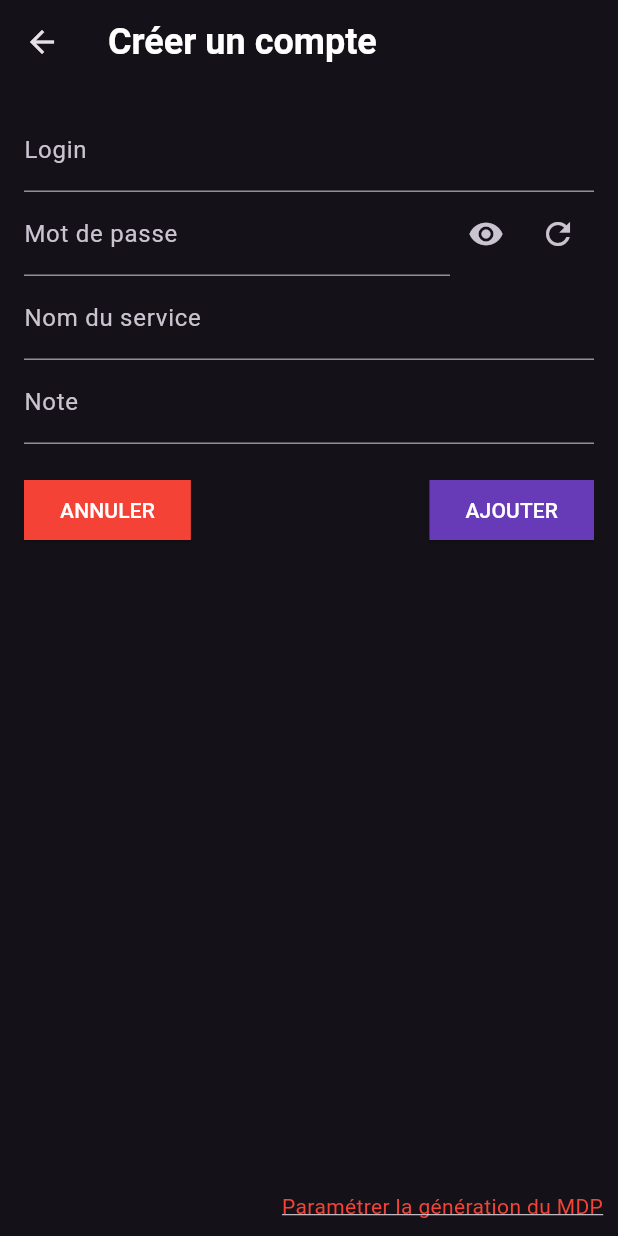
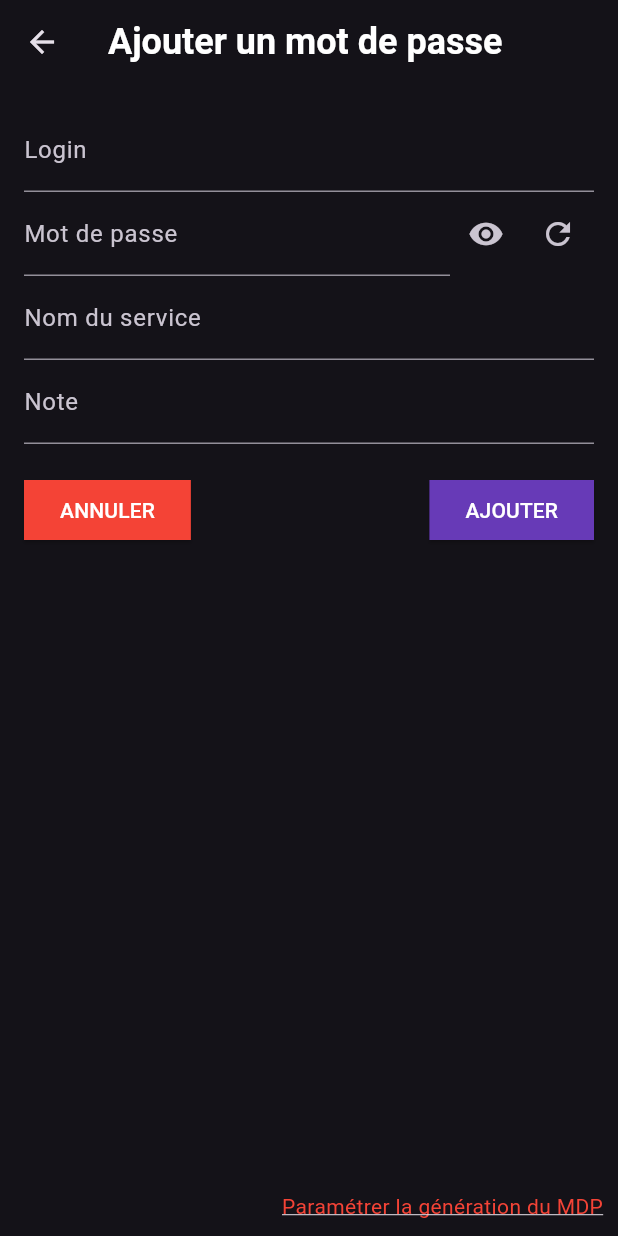
Before and after one commit to cgerro/CocoPass, a Flutter app: the CreateAccountScreen screen opened directly, on a phone screen of 412 x 824 dp. Run offline on Flutter 3.47's test engine with Material 2 defaults, Android fonts, the phone set to English and light mode, and no system bars; our stand-ins replace cloud_firestore, firebase_core; missing offline and left inert: random_name_generator; accounts and stored records are empty.

Commit message:
fix(create_account.dart): modification du titre

```diff
--- a/cocopassflutter/lib/create_account.dart
+++ b/cocopassflutter/lib/create_account.dart
@@ -100,7 +100,7 @@ class CreateAccountScreenState extends State<CreateAccountScreen> {
   Widget build(BuildContext context) {
     return Scaffold(
       appBar: AppBar(
-        title: Text('Créer un compte'),
+        title: Text('Ajouter un mot de passe'),
         titleTextStyle: TextStyle(fontSize: 24, fontWeight: FontWeight.bold),
       ),
       body: Stack(
```
